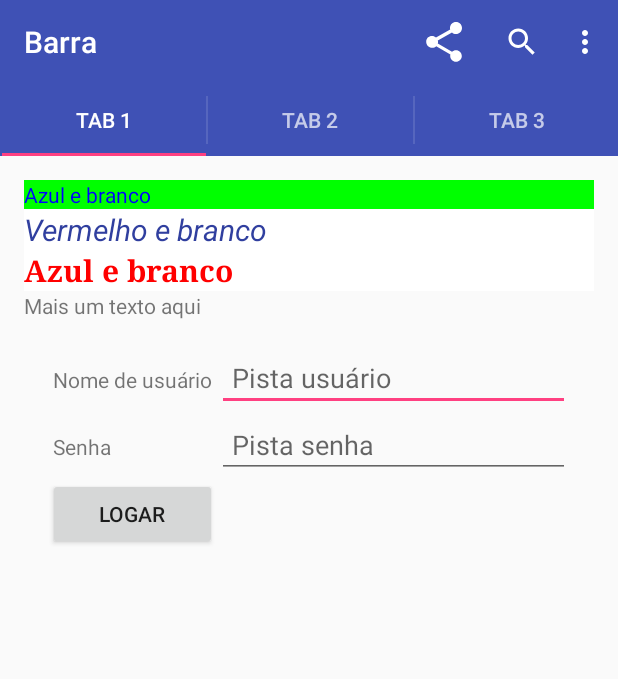
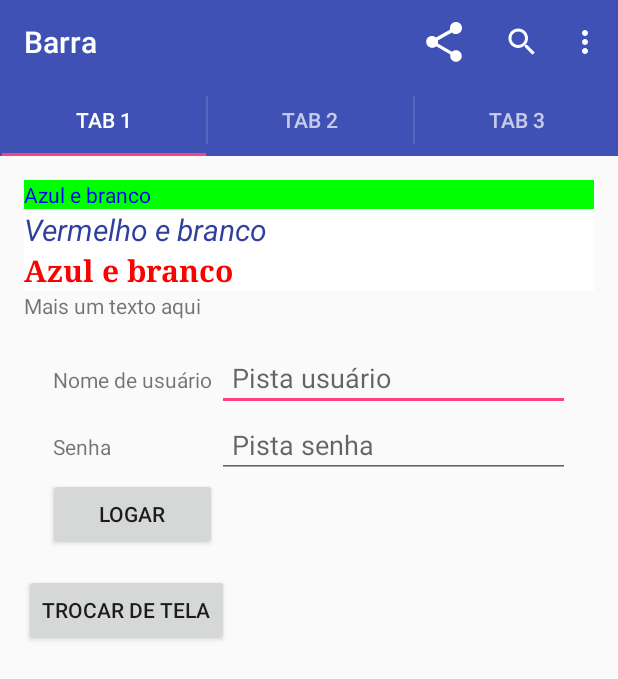
Before and after one commit to paulo9mv/LayoutBars, an Android app: the screen it shows after launch (MainActivity), on a phone screen of 412 x 824 dp. Shown: the top 679 px of the screen. Run offline under Robolectric (Android 15) with nearby library versions, the phone set to English and light mode, and no system bars.

Commit message:
AutoCompleteTextView Ok

```diff
--- a/app/src/main/AndroidManifest.xml
+++ b/app/src/main/AndroidManifest.xml
@@ -17,6 +17,7 @@
                 <category android:name="android.intent.category.LAUNCHER" />
             </intent-filter>
         </activity>
+        <activity android:name=".AutoCompleteExample" android:label="Atividade 2"></activity>
     </application>
 
 </manifest>
--- a/app/src/main/java/com/example/paulovitor/layoutbars/MainActivity.java
+++ b/app/src/main/java/com/example/paulovitor/layoutbars/MainActivity.java
@@ -1,5 +1,6 @@
 package com.example.paulovitor.layoutbars;
 
+import android.content.Context;
 import android.content.Intent;
 import android.support.v4.view.MenuItemCompat;
 import android.support.v7.app.ActionBar;
@@ -7,6 +8,8 @@ import android.support.v7.app.AppCompatActivity;
 import android.os.Bundle;
 import android.view.Menu;
 import android.view.MenuItem;
+import android.view.View;
+import android.widget.Button;
 import android.widget.EditText;
 import android.widget.TextView;
 import android.widget.Toast;
@@ -32,6 +35,16 @@ public class MainActivity extends DebugActivity {
         actionBar.addTab(actionBar.newTab().setText("Tab 1").setTabListener(new MyTabListener(this, 1)));
         actionBar.addTab(actionBar.newTab().setText("Tab 2").setTabListener(new MyTabListener(this, 2)));
         actionBar.addTab(actionBar.newTab().setText("Tab 3").setTabListener(new MyTabListener(this, 3)));
+
+        Button button = (Button) findViewById(R.id.switchScreen);
+        button.setVisibility(1);
+        button.setOnClickListener(new View.OnClickListener() {
+            @Override
+            public void onClick(View v) {
+                Intent secondActivity = new Intent(getContext(), AutoCompleteExample.class);
+                startActivity(secondActivity);
+            }
+        });
 
     }
 
@@ -78,6 +91,10 @@ public class MainActivity extends DebugActivity {
         };
     }
 
+    public Context getContext(){
+        return this;
+    }
+
     @Override
     public boolean onOptionsItemSelected(MenuItem item){
         int id = item.getItemId();
--- a/app/src/main/res/layout/activity_main.xml
+++ b/app/src/main/res/layout/activity_main.xml
@@ -32,9 +32,10 @@
         android:layout_width="match_parent"
         android:layout_height="wrap_content"
         android:text="Mais um texto aqui"/>
+
     <TableLayout
         android:layout_width="match_parent"
-        android:layout_height="match_parent"
+        android:layout_height="wrap_content"
         android:stretchColumns="1"
         android:padding="16dp">
         <TableRow>
@@ -48,9 +49,14 @@
         <TableRow>
             <Button android:text="Logar" android:id="@+id/botaoLogin" />
         </TableRow>
-
     </TableLayout>
 
-
+    <Button
+        android:layout_width="wrap_content"
+        android:layout_height="wrap_content"
+        android:text="Trocar de tela"
+        android:textAlignment="center"
+        android:id="@+id/switchScreen"
+        />
 
 </LinearLayout>
```
Also changed, not shown: app/src/main/java/com/example/paulovitor/layoutbars/AutoCompleteExample.java (added, +21 -0 lines), app/src/main/res/layout/auto_complete_activity.xml (added, +23 -0 lines).
